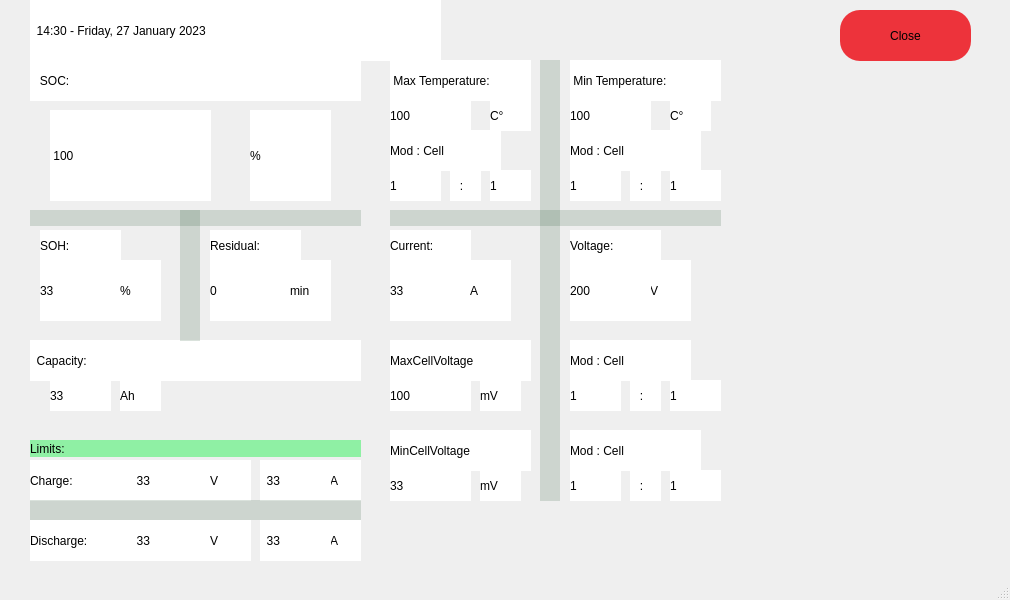
Before: the Qt Designer form apps/huracanXsantoka/pages/batterypage.ui in GiovanniRaseraF/santoka_qt, drawn with Qt 5.
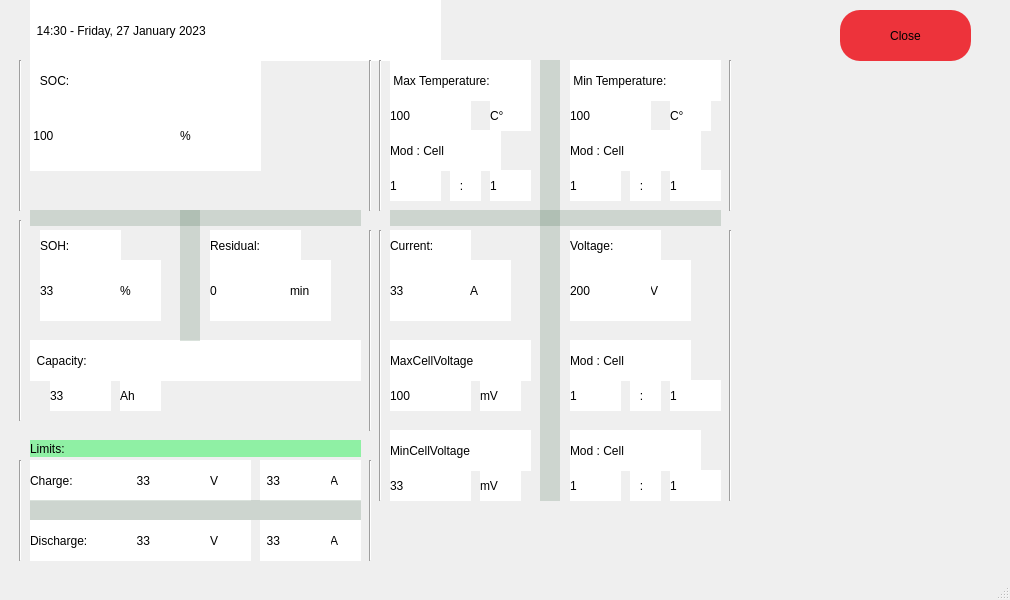
After: the same form once the commit is applied. Icons and pictures are not drawn.

```diff
--- a/apps/huracanXsantoka/pages/batterypage.ui
+++ b/apps/huracanXsantoka/pages/batterypage.ui
@@ -1229,10 +1229,10 @@
     </property>
     <property name="geometry">
      <rect>
-      <x>50</x>
-      <y>110</y>
-      <width>161</width>
-      <height>91</height>
+      <x>30</x>
+      <y>100</y>
+      <width>151</width>
+      <height>71</height>
      </rect>
     </property>
     <property name="styleSheet">
@@ -1384,7 +1384,7 @@
      <rect>
       <x>30</x>
       <y>60</y>
-      <width>331</width>
+      <width>231</width>
       <height>41</height>
      </rect>
     </property>
@@ -1409,10 +1409,10 @@
     </property>
     <property name="geometry">
      <rect>
-      <x>250</x>
-      <y>110</y>
+      <x>180</x>
+      <y>100</y>
       <width>81</width>
-      <height>91</height>
+      <height>71</height>
      </rect>
     </property>
     <property name="styleSheet">
@@ -1466,6 +1466,154 @@
      <string>min</string>
     </property>
    </widget>
+   <widget class="QLabel" name="l_logo_2">
+    <property name="geometry">
+     <rect>
+      <x>260</x>
+      <y>90</y>
+      <width>101</width>
+      <height>111</height>
+     </rect>
+    </property>
+    <property name="styleSheet">
+     <string notr="true">image: url(:/images/b_100.png) ;
+
+</string>
+    </property>
+    <property name="text">
+     <string/>
+    </property>
+   </widget>
+   <widget class="Line" name="line">
+    <property name="geometry">
+     <rect>
+      <x>360</x>
+      <y>60</y>
+      <width>20</width>
+      <height>151</height>
+     </rect>
+    </property>
+    <property name="orientation">
+     <enum>Qt::Vertical</enum>
+    </property>
+   </widget>
+   <widget class="Line" name="line_3">
+    <property name="geometry">
+     <rect>
+      <x>370</x>
+      <y>60</y>
+      <width>20</width>
+      <height>151</height>
+     </rect>
+    </property>
+    <property name="orientation">
+     <enum>Qt::Vertical</enum>
+    </property>
+   </widget>
+   <widget class="Line" name="line_4">
+    <property name="geometry">
+     <rect>
+      <x>370</x>
+      <y>230</y>
+      <width>20</width>
+      <height>271</height>
+     </rect>
+    </property>
+    <property name="orientation">
+     <enum>Qt::Vertical</enum>
+    </property>
+   </widget>
+   <widget class="Line" name="line_5">
+    <property name="geometry">
+     <rect>
+      <x>360</x>
+      <y>230</y>
+      <width>20</width>
+      <height>201</height>
+     </rect>
+    </property>
+    <property name="orientation">
+     <enum>Qt::Vertical</enum>
+    </property>
+   </widget>
+   <widget class="Line" name="line_6">
+    <property name="geometry">
+     <rect>
+      <x>360</x>
+      <y>460</y>
+      <width>20</width>
+      <height>101</height>
+     </rect>
+    </property>
+    <property name="orientation">
+     <enum>Qt::Vertical</enum>
+    </property>
+   </widget>
+   <widget class="Line" name="line_7">
+    <property name="geometry">
+     <rect>
+      <x>720</x>
+      <y>230</y>
+      <width>20</width>
+      <height>271</height>
+     </rect>
+    </property>
+    <property name="orientation">
+     <enum>Qt::Vertical</enum>
+    </property>
+   </widget>
+   <widget class="Line" name="line_8">
+    <property name="geometry">
+     <rect>
+      <x>720</x>
+      <y>60</y>
+      <width>20</width>
+      <height>151</height>
+     </rect>
+    </property>
+    <property name="orientation">
+     <enum>Qt::Vertical</enum>
+    </property>
+   </widget>
+   <widget class="Line" name="line_9">
+    <property name="geometry">
+     <rect>
+      <x>10</x>
+      <y>60</y>
+      <width>20</width>
+      <height>151</height>
+     </rect>
+    </property>
+    <property name="orientation">
+     <enum>Qt::Vertical</enum>
+    </property>
+   </widget>
+   <widget class="Line" name="line_10">
+    <property name="geometry">
+     <rect>
+      <x>10</x>
+      <y>220</y>
+      <width>20</width>
+      <height>201</height>
+     </rect>
+    </property>
+    <property name="orientation">
+     <enum>Qt::Vertical</enum>
+    </property>
+   </widget>
+   <widget class="Line" name="line_11">
+    <property name="geometry">
+     <rect>
+      <x>10</x>
+      <y>460</y>
+      <width>20</width>
+      <height>101</height>
+     </rect>
+    </property>
+    <property name="orientation">
+     <enum>Qt::Vertical</enum>
+    </property>
+   </widget>
    <zorder>l_logo</zorder>
    <zorder>pb_close</zorder>
    <zorder>label</zorder>
@@ -1531,6 +1679,17 @@
    <zorder>l_soc_scale</zorder>
    <zorder>l_soh_scale</zorder>
    <zorder>l_residual_scale</zorder>
+   <zorder>l_logo_2</zorder>
+   <zorder>line</zorder>
+   <zorder>line_3</zorder>
+   <zorder>line_5</zorder>
+   <zorder>line_6</zorder>
+   <zorder>line_7</zorder>
+   <zorder>line_8</zorder>
+   <zorder>line_9</zorder>
+   <zorder>line_10</zorder>
+   <zorder>line_11</zorder>
+   <zorder>line_4</zorder>
   </widget>
   <widget class="QStatusBar" name="statusbar"/>
  </widget>
```
